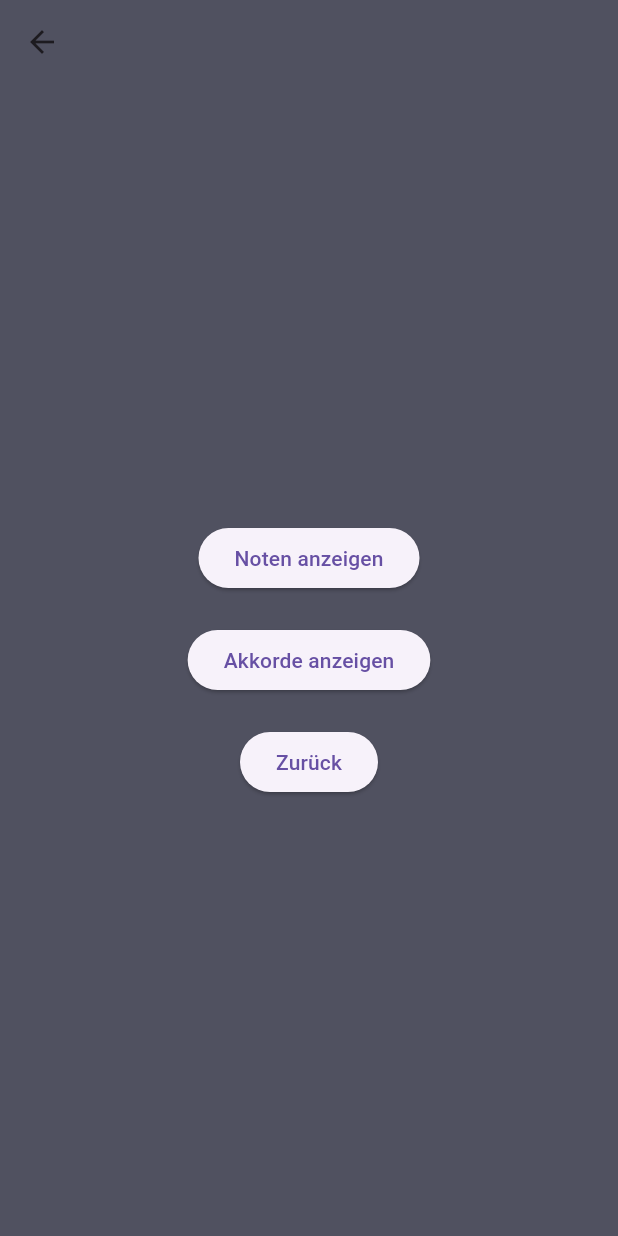
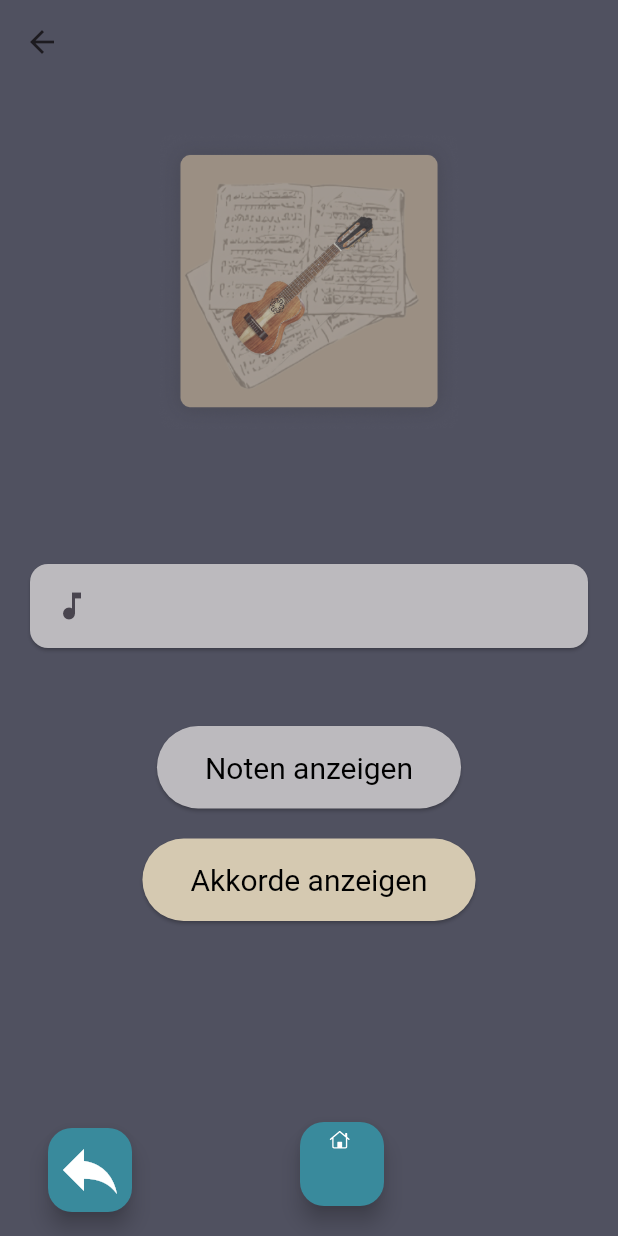
Before and after one commit to Miguele73/easy_guitalele_app, a Flutter app: the SongDetailSelectionScreen screen opened directly with empty values, on a phone screen of 412 x 824 dp. Run offline on Flutter 3.47's test engine with Material 3 defaults, Android fonts, the phone set to English and light mode, and no system bars; our stand-ins replace flutter_svg.

Commit message:
Erste grosse Änderungen

```diff
--- a/lib/one_back_button.dart
+++ b/lib/one_back_button.dart
@@ -5,11 +5,16 @@ class OneBackButton extends StatelessWidget {
 
   @override
   Widget build(BuildContext context) {
-    return FloatingActionButton(
-      backgroundColor: Color(0xFF398A9C),
+    return Padding(
+      padding: const EdgeInsets.fromLTRB(16.0, 8.0, 16.0, 0),
+      child: FloatingActionButton(
+        backgroundColor: Color(0xFF398A9C),
 
-      onPressed: null,
-      child: Icon(Icons.reply_outlined, size: 48, color: Colors.white),
+        onPressed: () {
+          Navigator.pop(context);
+        },
+        child: Icon(Icons.reply_outlined, size: 48, color: Colors.white),
+      ),
     );
   }
 }
--- a/lib/song_detail_selection_screen.dart
+++ b/lib/song_detail_selection_screen.dart
@@ -1,6 +1,8 @@
 import 'package:easy_guitalele_app/chords_screen.dart';
 import 'package:easy_guitalele_app/notes_screen.dart';
+import 'package:easy_guitalele_app/one_back_button.dart';
 import 'package:flutter/material.dart';
+import 'package:flutter_svg/flutter_svg.dart';
 
 class SongDetailSelectionScreen extends StatelessWidget {
   final String songName;
@@ -14,14 +16,68 @@ class SongDetailSelectionScreen extends StatelessWidget {
         title: Text(songName),
         backgroundColor: const Color(0xFF505160),
       ),
+      floatingActionButtonLocation: FloatingActionButtonLocation.startFloat,
+      floatingActionButton: Row(
+        children: [
+          const OneBackButton(),
+          const SizedBox(width: 96),
+          FloatingActionButton(
+            backgroundColor: const Color(0xFF398A9C),
+            onPressed: () {
+              Navigator.pop(context);
+            },
+            child: SvgPicture.asset('assets/svg/HOME Button.svg'),
+          ),
+        ],
+      ),
+
       backgroundColor: const Color(0xFF505160),
-      body: Center(
+      body: Column(
+        children: [
+          Padding(
+            padding: const EdgeInsets.fromLTRB(32.0, 32.0, 32.0, 48.0),
+            child: Image.asset('assets/logo/logo.png', height: 200, width: 200),
+          ),
+          const SizedBox(height: 20),
+          Center(
             child: Column(
               mainAxisAlignment: MainAxisAlignment.center,
               children: <Widget>[
+                Padding(
+                  padding: const EdgeInsets.all(16.0),
+                  child: SizedBox(
+                    child: Card(
+                      color: const Color(0xFFBCBABE),
+                      child: ListTile(
+                        title: Text(songName),
+                        leading: const Icon(Icons.music_note),
+                        onTap: () {
+                          Navigator.push(
+                            context,
+                            MaterialPageRoute(
+                              builder:
+                                  (context) => SongDetailSelectionScreen(
+                                    songName: songName,
+                                  ),
+                            ),
+                          );
+                        },
+                      ),
+                    ),
+                  ),
+                ),
+                const SizedBox(height: 32),
                 ElevatedButton(
+                  style: ElevatedButton.styleFrom(
+                    backgroundColor: const Color(0xFFBCBABE),
+                    foregroundColor: Colors.black,
+                    padding: const EdgeInsets.symmetric(
+                      horizontal: 32,
+                      vertical: 16,
+                    ),
+                    textStyle: const TextStyle(fontSize: 20),
+                  ),
                   onPressed: () {
-                // Navigiere zum Bildschirm, der die Noten für dieses Lied anzeigt
                     Navigator.push(
                       context,
                       MaterialPageRoute(
@@ -33,8 +89,16 @@ class SongDetailSelectionScreen extends StatelessWidget {
                 ),
                 const SizedBox(height: 20),
                 ElevatedButton(
+                  style: ElevatedButton.styleFrom(
+                    backgroundColor: const Color(0xFFD5C9B1),
+                    foregroundColor: Colors.black,
+                    padding: const EdgeInsets.symmetric(
+                      horizontal: 32,
+                      vertical: 16,
+                    ),
+                    textStyle: const TextStyle(fontSize: 20),
+                  ),
                   onPressed: () {
-                // Navigiere zum Bildschirm, der die Akkorde für dieses Lied anzeigt
                     Navigator.push(
                       context,
                       MaterialPageRoute(
@@ -45,14 +109,10 @@ class SongDetailSelectionScreen extends StatelessWidget {
                   child: const Text('Akkorde anzeigen'),
                 ),
                 const SizedBox(height: 20),
-            ElevatedButton(
-              onPressed: () {
-                Navigator.pop(context); // Gehe zurück zur Songliste
-              },
-              child: const Text('Zurück'),
+              ],
+            ),
           ),
         ],
-        ),
       ),
     );
   }
--- a/lib/song_list_screen.dart
+++ b/lib/song_list_screen.dart
@@ -53,7 +53,6 @@ class SongListScreen extends StatelessWidget {
                       horizontal: 16.0,
                     ), // Horizontale Padding hinzugefügt
                     child: Card(
-                      // Verwende Card für eine visuell अलग Listenelement
                       color: const Color(0xFFBCBABE),
                       child: ListTile(
                         title: Text(song),
--- a/pubspec.yaml
+++ b/pubspec.yaml
@@ -11,6 +11,7 @@ dependencies:
     sdk: flutter
   flutter_launcher_icons: ^0.14.3
   flutter_native_splash: ^2.4.6
+  flutter_svg: ^2.1.0
 
 dev_dependencies:
   flutter_test:
@@ -22,6 +23,7 @@ flutter:
   assets:
     - assets/logo/
     - assets/icons/
+    - assets/svg/
 
 
 flutter_launcher_icons:
```
Also changed, not shown: lib/home_button.dart (added, +25 -0 lines), assets/svg/HOME Button.svg (added), assets/svg/Menü=Default.svg (added), pubspec.lock. Lines whose indentation alone changed are shown as unchanged.
